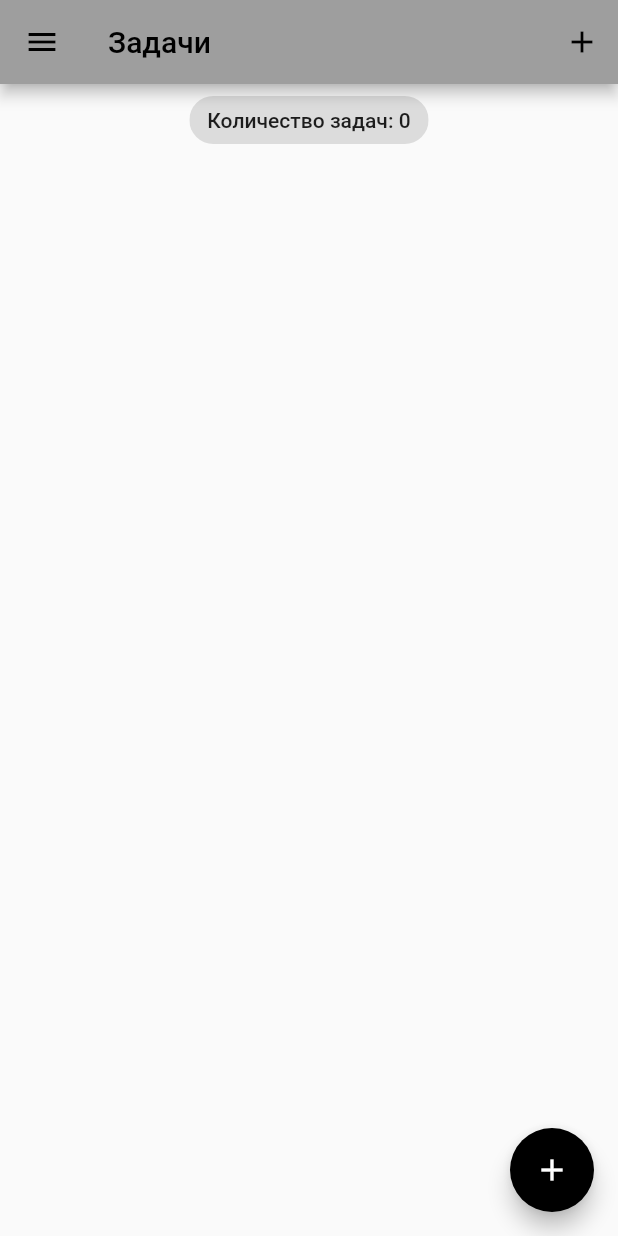
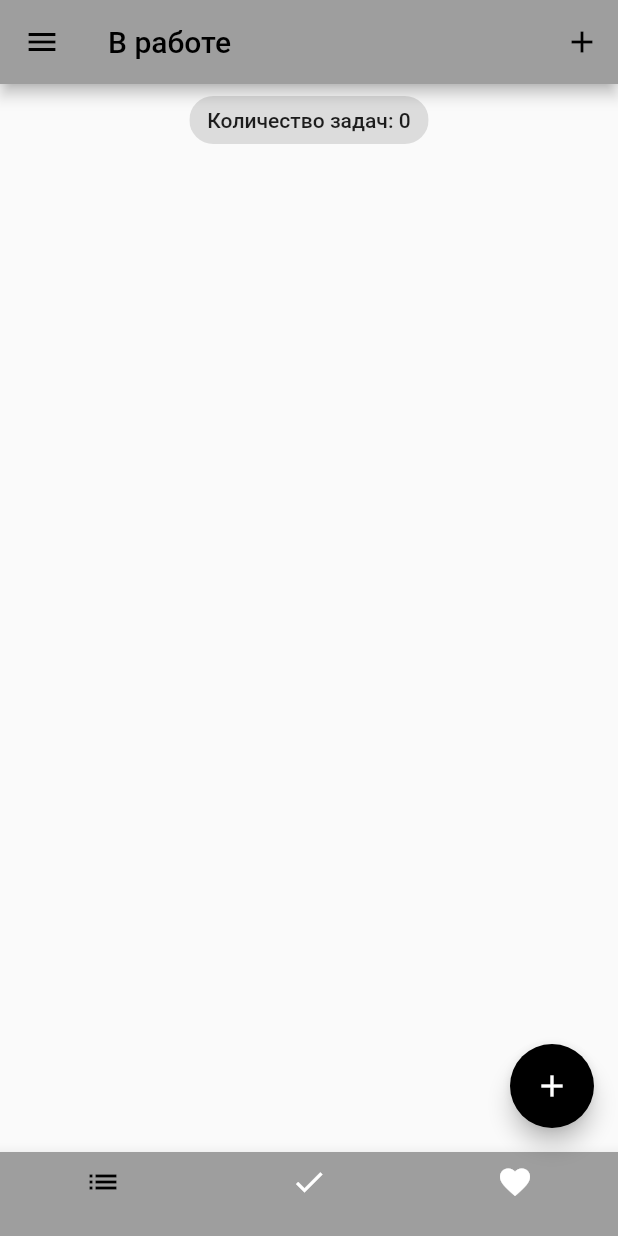
Before and after one commit to vyurking/Todo, a Flutter app: the screen it shows after launch, on a phone screen of 412 x 824 dp. Run offline on Flutter 3.47's test engine with Material 2 defaults, Android fonts, the phone set to English and light mode, and no system bars; our stand-ins replace equatable, flutter_bloc, hydrated_bloc.

Commit message:
[ADD]разбил задачи на категории

```diff
--- a/lib/blocs/task_bloc/task_state.dart
+++ b/lib/blocs/task_bloc/task_state.dart
@@ -1,26 +1,37 @@
 part of 'task_bloc.dart';
 
 class TaskState extends Equatable {
-  final List<Task> allTasks;
+  final List<Task> pendingTasks;
+  final List<Task> completedTasks;
+  final List<Task> favoriteTasks;
   final List<Task> removedTasks;
   const TaskState({
-    this.allTasks = const <Task>[],
+    this.pendingTasks = const <Task>[],
+    this.completedTasks = const <Task>[],
+    this.favoriteTasks = const <Task>[],
     this.removedTasks = const <Task>[],
   });
 
   @override
-  List<Object> get props => [allTasks, removedTasks];
+  List<Object> get props => [
+        pendingTasks,
+        removedTasks,
+        favoriteTasks,
+        completedTasks,
+      ];
 
   Map<String, dynamic> toMap() {
     return <String, dynamic>{
-      'allTasks': allTasks.map((x) => x.toMap()).toList(),
+      'pendingTasks': pendingTasks.map((x) => x.toMap()).toList(),
       'removedTasks': removedTasks.map((x) => x.toMap()).toList(),
+      'completedTasks': completedTasks.map((x) => x.toMap()).toList(),
+      'favoriteTasks': favoriteTasks.map((x) => x.toMap()).toList(),
     };
   }
 
   factory TaskState.fromMap(Map<String, dynamic> map) {
     return TaskState(
-      allTasks: List<Task>.from(
+      pendingTasks: List<Task>.from(
         (map['allTasks'] as List<int>).map<Task>(
           (x) => Task.fromMap(x as Map<String, dynamic>),
         ),
@@ -30,6 +41,16 @@ class TaskState extends Equatable {
           (x) => Task.fromMap(x as Map<String, dynamic>),
         ),
       ),
+      completedTasks: List<Task>.from(
+        (map['completedTasks'] as List<int>).map<Task>(
+          (x) => Task.fromMap(x as Map<String, dynamic>),
+        ),
+      ),
+      favoriteTasks: List<Task>.from(
+        (map['favoriteTasks'] as List<int>).map<Task>(
+          (x) => Task.fromMap(x as Map<String, dynamic>),
+        ),
+      ),
     );
   }
 }
--- a/lib/main.dart
+++ b/lib/main.dart
@@ -1,6 +1,7 @@
 import 'package:flutter/material.dart';
 import 'package:path_provider/path_provider.dart';
-import 'package:todo_with_bloc/page/tasks.dart';
+import 'package:todo_with_bloc/page/tabs.dart';
+import 'package:todo_with_bloc/page/pending_tasks.dart';
 import 'package:todo_with_bloc/service/app_router.dart';
 import 'package:todo_with_bloc/service/app_theme.dart';
 
@@ -39,7 +40,7 @@ class MyApp extends StatelessWidget {
             theme: state.switchValue
                 ? AppThemes.appThemeData[AppTheme.darkTheme]
                 : AppThemes.appThemeData[AppTheme.lightTheme],
-            home: const TaskPage(),
+            home: TabPage(),
             onGenerateRoute: appRouter.onGenerateRoute,
           );
         },
--- /dev/null
+++ b/lib/page/pending_tasks.dart
@@ -0,0 +1,29 @@
+import 'package:flutter/material.dart';
+
+import '../blocs/bloc_exports.dart';
+import '../components/tasks_list.dart';
+import '../models/task.dart';
+
+class PendingTaskPage extends StatelessWidget {
+  const PendingTaskPage({Key? key}) : super(key: key);
+  static const id = 'tasks_screen';
+
+  @override
+  Widget build(BuildContext context) {
+    return BlocBuilder<TaskBloc, TaskState>(
+      builder: (context, state) {
+        List<Task> taskList = state.pendingTasks;
+        return Column(
+          children: [
+            Center(
+              child: Chip(
+                label: Text('Количество задач: ${taskList.length}'),
+              ),
+            ),
+            TasksList(taskList: taskList),
+          ],
+        );
+      },
+    );
+  }
+}
--- a/lib/page/recycle_bin.dart
+++ b/lib/page/recycle_bin.dart
@@ -7,7 +7,7 @@ import 'my_drawer.dart';
 class RecycleBinPage extends StatelessWidget {
   const RecycleBinPage({Key? key}) : super(key: key);
 
-  static const id = '/recycle_bin_screen';
+  static const id = 'recycle_bin_screen';
 
   @override
   Widget build(BuildContext context) {
--- /dev/null
+++ b/lib/page/tabs.dart
@@ -0,0 +1,83 @@
+import 'package:flutter/material.dart';
+import 'package:todo_with_bloc/page/add_task.dart';
+import 'package:todo_with_bloc/page/completed_task.dart';
+import 'package:todo_with_bloc/page/favorite_task.dart';
+import 'package:todo_with_bloc/page/my_drawer.dart';
+import 'package:todo_with_bloc/page/pending_tasks.dart';
+
+class TabPage extends StatefulWidget {
+  TabPage({Key? key}) : super(key: key);
+  static const id = 'tabs_screen';
+
+  @override
+  State<TabPage> createState() => _TabPageState();
+}
+
+class _TabPageState extends State<TabPage> {
+  final List<Map<String, dynamic>> _pageDetails = [
+    {
+      'pageName': const PendingTaskPage(),
+      'title': 'В работе',
+    },
+    {
+      'pageName': const CompletedTaskPage(),
+      'title': 'Выполненные',
+    },
+    {
+      'pageName': const FavoriteTaskPage(),
+      'title': 'Избранные',
+    },
+  ];
+
+  int _selectedIndex = 0;
+
+  void _addTask(BuildContext context) {
+    showModalBottomSheet(
+      context: context,
+      builder: (context) => SingleChildScrollView(
+        child: Container(
+          padding:
+              EdgeInsets.only(bottom: MediaQuery.of(context).viewInsets.bottom),
+          child: const AddTaskScreen(),
+        ),
+      ),
+    );
+  }
+
+  @override
+  Widget build(BuildContext context) {
+    return Scaffold(
+      appBar: AppBar(
+        title: Text(_pageDetails[_selectedIndex]['title']),
+        actions: [
+          IconButton(
+            onPressed: () => _addTask(context),
+            icon: const Icon(Icons.add),
+          ),
+        ],
+      ),
+      floatingActionButton: _selectedIndex == 0
+          ? FloatingActionButton(
+              onPressed: () => _addTask(context),
+              tooltip: 'Add Task',
+              child: const Icon(Icons.add),
+            )
+          : null,
+      drawer: const MyDrawer(),
+      body: _pageDetails[_selectedIndex]['pageName'],
+      bottomNavigationBar: BottomNavigationBar(
+        currentIndex: 0,
+        onTap: (index) {
+          setState(() {
+            _selectedIndex = index;
+          });
+        },
+        items: const [
+          BottomNavigationBarItem(icon: Icon(Icons.list), label: ''),
+          BottomNavigationBarItem(icon: Icon(Icons.done), label: ''),
+          BottomNavigationBarItem(icon: Icon(Icons.favorite), label: ''),
+        ],
+      ),
+    );
+  }
+}
--- a/lib/page/tasks.dart
+++ /dev/null
@@ -1,67 +0,0 @@
-import 'package:flutter/material.dart';
-import 'package:todo_with_bloc/page/add_task.dart';
-import 'package:todo_with_bloc/page/my_drawer.dart';
-
-import '../blocs/bloc_exports.dart';
-import '../components/tasks_list.dart';
-import '../models/task.dart';
-
-class TaskPage extends StatefulWidget {
-  const TaskPage({Key? key}) : super(key: key);
-
-  static const id = '/tasks_screen';
-
-  @override
-  State<TaskPage> createState() => _TaskPageState();
-}
-
-class _TaskPageState extends State<TaskPage> {
-  void _addTask(BuildContext context) {
-    showModalBottomSheet(
-      context: context,
-      builder: (context) => SingleChildScrollView(
-        child: Container(
-          padding:
-              EdgeInsets.only(bottom: MediaQuery.of(context).viewInsets.bottom),
-          child: const AddTaskScreen(),
-        ),
-      ),
-    );
-  }
-
-  @override
-  Widget build(BuildContext context) {
-    return BlocBuilder<TaskBloc, TaskState>(
-      builder: (context, state) {
-        List<Task> taskList = state.allTasks;
-        return Scaffold(
-          appBar: AppBar(
-            title: const Text('Задачи'),
-            actions: [
-              IconButton(
-                onPressed: () => _addTask(context),
-                icon: const Icon(Icons.add),
-              ),
-            ],
-          ),
-          drawer: const MyDrawer(),
-          floatingActionButton: FloatingActionButton(
-            onPressed: () => _addTask(context),
-            tooltip: 'Add Task',
-            child: const Icon(Icons.add),
-          ),
-          body: Column(
-            children: [
-              Center(
-                child: Chip(
-                  label: Text('Количество задач: ${state.allTasks.length}'),
-                ),
-              ),
-              TasksList(taskList: taskList),
-            ],
-          ),
-        );
-      },
-    );
-  }
-}
```
Also changed, not shown: lib/blocs/task_bloc/task_bloc.dart (+24 -9 lines), lib/page/completed_task.dart (added, +29 -0 lines), lib/page/favorite_task.dart (added, +29 -0 lines), lib/page/my_drawer.dart (+4 -4 lines), lib/service/app_router.dart (+4 -3 lines).
